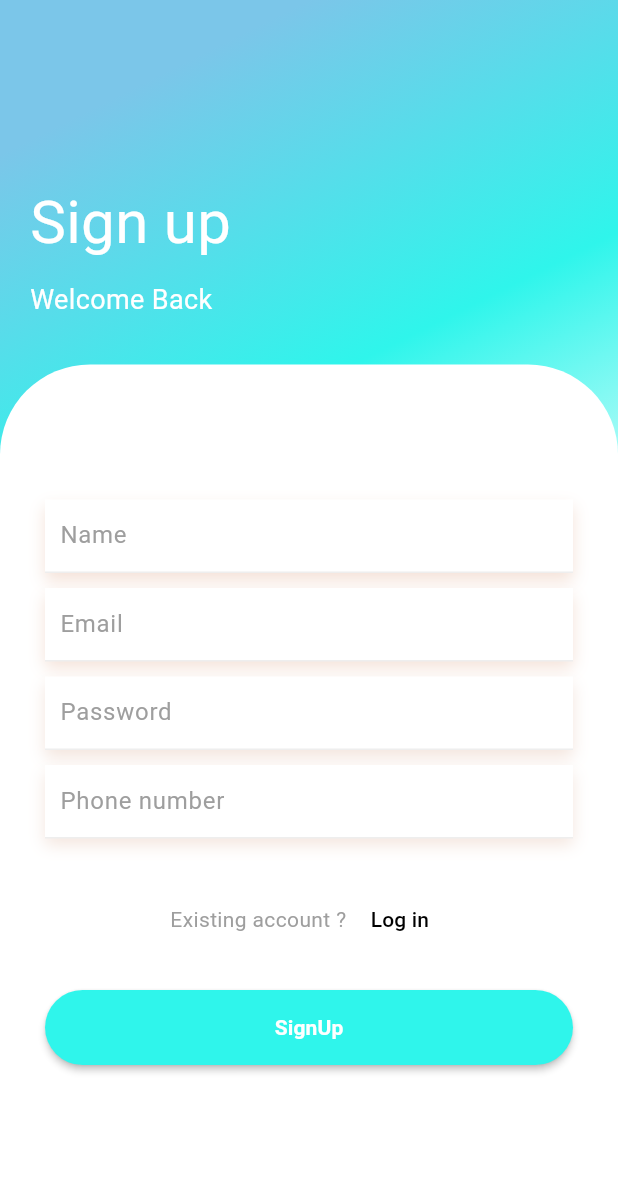
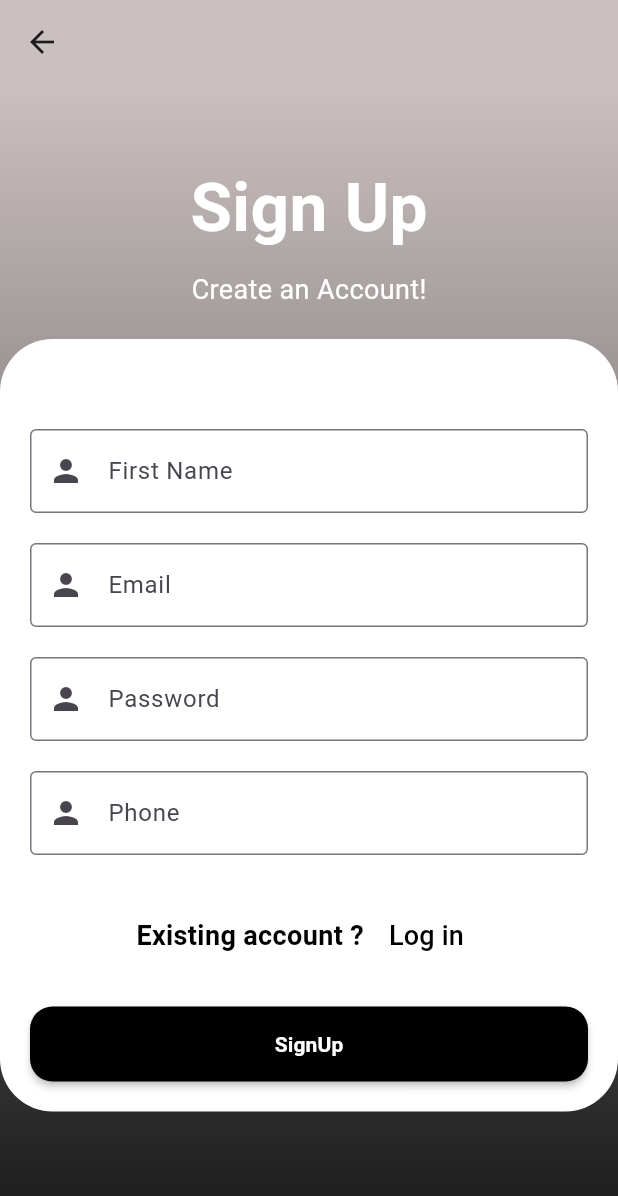
Before and after one commit to cmfayis/LoginApp_Firebase, a Flutter app: the SignUpPage screen opened directly, on a phone screen of 412 x 824 dp. Shown: the top 1196 px of the screen. Run offline on Flutter 3.47's test engine with Material 3 defaults, Android fonts, the phone set to English and light mode, and no system bars; our stand-ins replace animate_do, cloud_firestore, firebase_auth, firebase_core, geocoding, geolocator and 1 more; accounts and stored records are empty.

Commit message:
design update

```diff
--- /dev/null
+++ b/devtools_options.yaml
@@ -0,0 +1 @@
+extensions:
--- a/lib/view/SignUp.dart
+++ b/lib/view/SignUp.dart
@@ -1,25 +1,33 @@
 import 'package:animate_do/animate_do.dart';
+import 'package:cloud_firestore/cloud_firestore.dart';
+import 'package:firebase_app/controller/profileprovider.dart';
 import 'package:firebase_app/view/Listpage.dart';
 import 'package:firebase_app/view/loginpage.dart';
+import 'package:firebase_app/view/widgets/custom_textfield.dart';
+import 'package:firebase_app/view/widgets/mainpage.dart';
 import 'package:firebase_auth/firebase_auth.dart';
 import 'package:flutter/material.dart';
+import 'package:provider/provider.dart';
 
 class SignUpWrapper extends StatelessWidget {
   const SignUpWrapper({super.key});
 
   @override
   Widget build(BuildContext context) {
-    return SignUpPage();
+    return const SignUpPage();
   }
 }
 
 class SignUpPage extends StatefulWidget {
+  const SignUpPage({super.key});
+
   @override
   State<SignUpPage> createState() => _SignUpPageState();
 }
 
 class _SignUpPageState extends State<SignUpPage> {
   final formkey = GlobalKey<FormState>();
+  final namecontroller1 = TextEditingController();
   final namecontroller = TextEditingController();
   final emailcontroller = TextEditingController();
   final passwordcontroller = TextEditingController();
@@ -29,231 +37,179 @@ class _SignUpPageState extends State<SignUpPage> {
   @override
   Widget build(BuildContext context) {
     return Scaffold(
+      appBar: AppBar(backgroundColor: Color.fromARGB(255, 203, 192, 192),),
       body: Form(
         key: formkey,
         child: Container(
           width: double.infinity,
-          decoration: BoxDecoration(
-              gradient: LinearGradient(begin: Alignment.topCenter, colors: [
-            Color.fromARGB(255, 123, 198, 233),
-            Color.fromARGB(255, 47, 245, 235),
-            Colors.white
-          ])),
+          decoration: const BoxDecoration(
+            gradient: LinearGradient(
+              begin: Alignment.topCenter,
+              end: Alignment.bottomCenter,
+              colors: [
+                Color.fromARGB(255, 203, 192, 192),
+                Color.fromARGB(255, 25, 25, 25),
+              ],
+            ),
+          ),
           child: Column(
-            crossAxisAlignment: CrossAxisAlignment.start,
+            crossAxisAlignment: CrossAxisAlignment.center,
             children: <Widget>[
-              SizedBox(
-                height: 100,
+              const SizedBox(
+                height: 30,
               ),
               Padding(
-                padding: EdgeInsets.all(20),
+                padding: const EdgeInsets.all(20),
                 child: Column(
-                  crossAxisAlignment: CrossAxisAlignment.start,
+                  // crossAxisAlignment: CrossAxisAlignment.start,
                   children: <Widget>[
                     FadeInUp(
-                        duration: Duration(milliseconds: 1000),
-                        child: Text(
-                          "Sign up",
-                          style: TextStyle(color: Colors.white, fontSize: 40),
-                        )),
-                    SizedBox(
+                      duration: const Duration(milliseconds: 1000),
+                      child: const Text(
+                        "Sign Up",
+                        style: TextStyle(
+                          color: Colors.white,
+                          fontSize: 45,
+                          fontWeight: FontWeight.bold,
+                        ),
+                      ),
+                    ),
+                    const SizedBox(
                       height: 10,
                     ),
                     FadeInUp(
-                        duration: Duration(milliseconds: 1300),
-                        child: Text(
-                          "Welcome Back",
-                          style: TextStyle(color: Colors.white, fontSize: 18),
-                        )),
+                      duration: const Duration(milliseconds: 1300),
+                      child: const Text(
+                        "Create an Account!",
+                        style: TextStyle(
+                          color: Colors.white,
+                          fontSize: 18,
+                        ),
+                      ),
+                    ),
                   ],
                 ),
               ),
-              SizedBox(height: 10),
+              // const SizedBox(height: 10),
               Expanded(
                 child: SingleChildScrollView(
                   child: Container(
+
                     decoration: BoxDecoration(
                       color: Colors.white,
-                        borderRadius: BorderRadius.only(
-                            topLeft: Radius.circular(60),
-                            topRight: Radius.circular(60))),
+                      borderRadius: BorderRadius.circular(35)
+                    ),
                     child: Padding(
-                      padding: EdgeInsets.all(30),
+                      padding: const EdgeInsets.all(20),
                       child: Column(
                         children: <Widget>[
-                          SizedBox(
-                            height: 60,
+                          const SizedBox(
+                            height: 40,
                           ),
                           FadeInUp(
-                              duration: Duration(milliseconds: 1400),
+                            duration: const Duration(milliseconds: 1400),
                             child: Column(
                               children: <Widget>[
-                                  Container(
-                                    decoration: BoxDecoration(
-                                        color: Colors.white,
-                                        boxShadow: [
-                                          BoxShadow(
-                                              color: Color.fromRGBO(
-                                                  219, 157, 124, 0.29),
-                                              blurRadius: 8,
-                                              offset: Offset(0, 5))
+                                CustomTextFormField(
+                                  controller: namecontroller,
+                                  labelText: 'First Name',
+                                  hintText: 'First Name',
+                                  validator: nameValidate,
+                                  icons: const Icon(Icons.person),
+                                ),
+                                SizedBox(height: 20,),
+                                CustomTextFormField(
+                                  controller: emailcontroller,
+                                  labelText: 'Email',
+                                  hintText: 'Email',
+                                  validator: nameValidate,
+                                  icons: const Icon(Icons.person),
+                                ),
+                                SizedBox(height: 20,),
+                                CustomTextFormField(
+                                  controller: passwordcontroller,
+                                  labelText: 'Password',
+                                  hintText: 'Password ',
+                                  validator: nameValidate,
+                                  icons: const Icon(Icons.person),
+                                ),
+                                SizedBox(height: 20,),
+                                CustomTextFormField(
+                                  controller: phonecontoller,
+                                  labelText: 'Phone',
+                                  hintText: 'Phone',
+                                  validator: nameValidate,
+                                  icons: const Icon(Icons.person),
+                                ),
                               ],
-                                        border: Border(
-                                            bottom: BorderSide(
-                                                color: Colors.grey.shade200))),
-                                    child: TextFormField(
-                                      controller: namecontroller,
-                                      autovalidateMode:
-                                          AutovalidateMode.onUserInteraction,
-                                      decoration: InputDecoration(
-                                          contentPadding: EdgeInsets.only(
-                                            left: 10,
-                                          ),
-                                          hintText: "Name",
-                                          hintStyle:
-                                              TextStyle(color: Colors.grey),
-                                          border: InputBorder.none),
                             ),
                           ),
-                                  SizedBox(
-                                    height: 10,
-                                  ),
-                                  Container(
-                                    decoration: BoxDecoration(
-                                        color: Colors.white,
-                                        boxShadow: [
-                                          BoxShadow(
-                                              color: Color.fromRGBO(
-                                                  219, 157, 124, 0.29),
-                                              blurRadius: 8,
-                                              offset: Offset(0, 5))
-                                        ],
-                                        border: Border(
-                                            bottom: BorderSide(
-                                                color: Colors.grey.shade200))),
-                                    child: TextFormField(
-                                      controller: emailcontroller,
-                                      autovalidateMode:
-                                          AutovalidateMode.onUserInteraction,
-                                      decoration: InputDecoration(
-                                          contentPadding: EdgeInsets.only(
-                                            left: 10,
-                                          ),
-                                          hintText: "Email ",
-                                          hintStyle:
-                                              TextStyle(color: Colors.grey),
-                                          border: InputBorder.none),
-                                    ),
-                                  ),
-                                  SizedBox(
-                                    height: 10,
-                                  ),
-                                  Container(
-                                    decoration: BoxDecoration(
-                                        color: Colors.white,
-                                        boxShadow: [
-                                          BoxShadow(
-                                              color: Color.fromRGBO(
-                                                  218, 171, 146, 0.298),
-                                              blurRadius: 8,
-                                              offset: Offset(0, 5))
-                                        ],
-                                        border: Border(
-                                            bottom: BorderSide(
-                                                color: Colors.grey.shade200))),
-                                    child: TextFormField(
-                                      controller: passwordcontroller,
-                                      autovalidateMode:
-                                          AutovalidateMode.onUserInteraction,
-                                      obscureText: true,
-                                      decoration: InputDecoration(
-                                          contentPadding: EdgeInsets.only(
-                                            left: 10,
-                                          ),
-                                          hintText: "Password",
-                                          hintStyle:
-                                              TextStyle(color: Colors.grey),
-                                          border: InputBorder.none),
-                                    ),
-                                  ),
-                                  SizedBox(
-                                    height: 10,
-                                  ),
-                                  Container(
-                                    decoration: BoxDecoration(
-                                        color: Colors.white,
-                                        boxShadow: [
-                                          BoxShadow(
-                                              color: Color.fromRGBO(
-                                                  218, 171, 146, 0.298),
-                                              blurRadius: 8,
-                                              offset: Offset(0, 5))
-                                        ],
-                                        border: Border(
-                                            bottom: BorderSide(
-                                                color: Colors.grey.shade200))),
-                                    child: TextFormField(
-                                      controller: phonecontoller,
-                                      autovalidateMode:
-                                          AutovalidateMode.onUserInteraction,
-                                      decoration: const InputDecoration(
-                                          hintText: "Phone number",
-                                          contentPadding: EdgeInsets.only(
-                                            left: 10,
-                                          ),
-                                          hintStyle:
-                                              TextStyle(color: Colors.grey),
-                                          border: InputBorder.none),
-                                    ),
-                                  ),
-                                ],
-                              )),
-                          SizedBox(
+                          const SizedBox(
                             height: 30,
                           ),
                           FadeInUp(
-                              duration: Duration(milliseconds: 1500),
+                            duration: const Duration(milliseconds: 1500),
                             child: Row(
                               mainAxisAlignment: MainAxisAlignment.center,
                               children: [
                                 const Text('Existing account ? ',
                                     style: TextStyle(
-                                        color: Colors.grey,
+                                      fontSize: 18,
+                                      fontWeight: FontWeight.bold,
+                                      color: Colors.black,
                                     )),
                                 TextButton(
                                   onPressed: () {
                                     Navigator.push(
                                       context,
                                       MaterialPageRoute(
-                                                builder: (context) =>
-                                                    LoginPage()));
+                                        builder: (context) => LoginPage(),
+                                      ),
+                                    );
                                   },
                                   child: const Text(
                                     'Log in',
-                                        style: TextStyle(color: Colors.black),
-                                      )),
+                                    style: TextStyle(
+                                      color: Colors.black,
+                                      fontSize: 18,
+                                    ),
+                                  ),
+                                ),
                               ],
-                              )),
-                          SizedBox(
+                            ),
+                          ),
+                          const SizedBox(
                             height: 23,
                           ),
                           FadeInUp(
-                              duration: Duration(milliseconds: 1600),
+                            duration: const Duration(milliseconds: 1600),
                             child: MaterialButton(
                               onPressed: () async {
                                 try {
-                                    UserCredential userCredential = await _auth
-                                        .createUserWithEmailAndPassword(
+
+                                  UserCredential userCredential =
+                                      await _auth.createUserWithEmailAndPassword(
                                     email: emailcontroller.text,
                                     password: passwordcontroller.text,
                                   );
+                                  FirebaseFirestore.instance
+                                      .collection('users')
+                                      .doc(userCredential.user!.uid)
+                                      .set({
+                                    'name': namecontroller.text,
+                                    "email": emailcontroller.text,
+                                  });
+                                  Provider.of<ProfileProvider>(context,
+                                          listen: false)
+                                      .getUserData();
 
                                   Navigator.pushAndRemoveUntil(
                                     context,
                                     MaterialPageRoute(
-                                            builder: (context) =>
-                                                const ListPage()),
-                                        (routes) => false);
+                                      builder: (context) => const MainPage(),
+                                    ),
+                                    (routes) => false,
+                                  );
 
                                   print(
                                       'User created: ${userCredential.user!.email}');
@@ -262,11 +218,11 @@ class _SignUpPageState extends State<SignUpPage> {
                                 }
                               },
                               height: 50,
-                                color: Color.fromARGB(255, 47, 245, 235),
+                              color: Colors.black,
                               shape: RoundedRectangleBorder(
-                                  borderRadius: BorderRadius.circular(50),
+                                borderRadius: BorderRadius.circular(15),
                               ),
-                                child: Center(
+                              child: const Center(
                                 child: Text(
                                   "SignUp",
                                   style: TextStyle(
@@ -274,7 +230,8 @@ class _SignUpPageState extends State<SignUpPage> {
                                       fontWeight: FontWeight.bold),
                                 ),
                               ),
-                              )),
+                            ),
+                          ),
                         ],
                       ),
                     ),
```
Also changed, not shown: lib/controller/profileprovider.dart (added, +40 -0 lines), lib/view/widgets/bottompage.dart (added, +38 -0 lines), lib/view/widgets/mainpage.dart (added, +47 -0 lines), lib/view/widgets/profile.dart (added, +133 -0 lines), assets/images/profile.jpg (added). Lines whose indentation alone changed are shown as unchanged.
